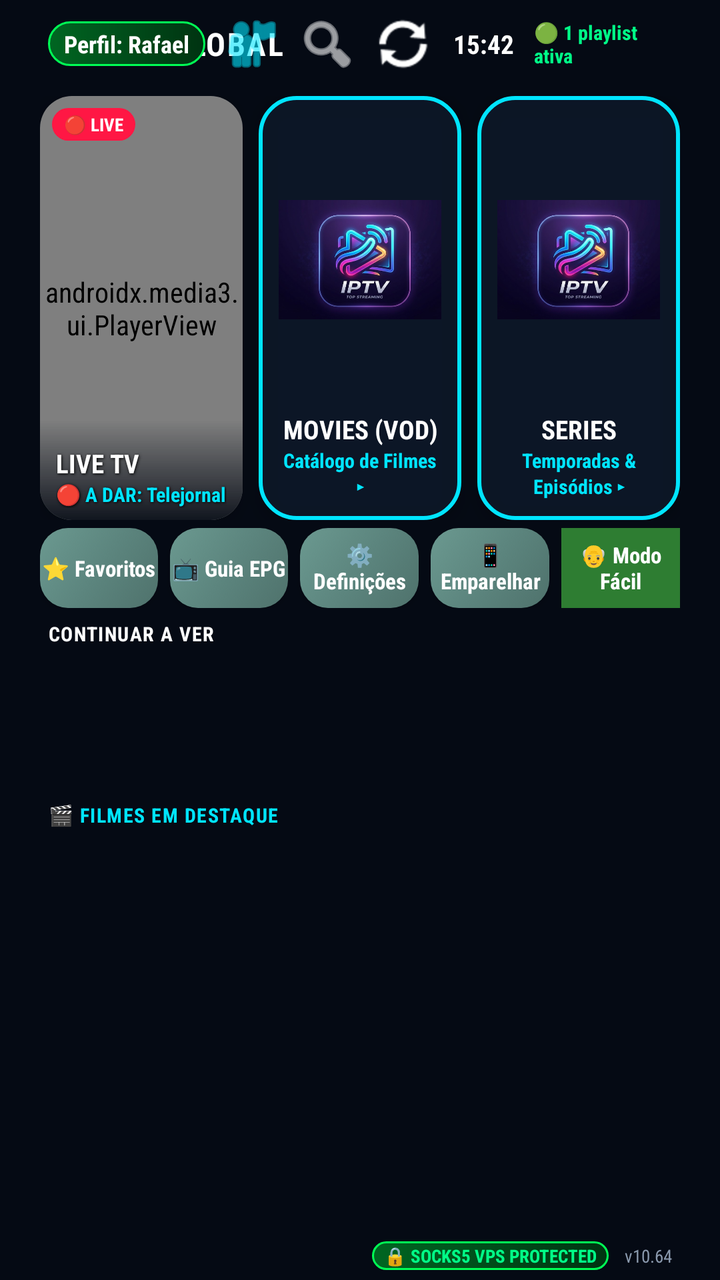
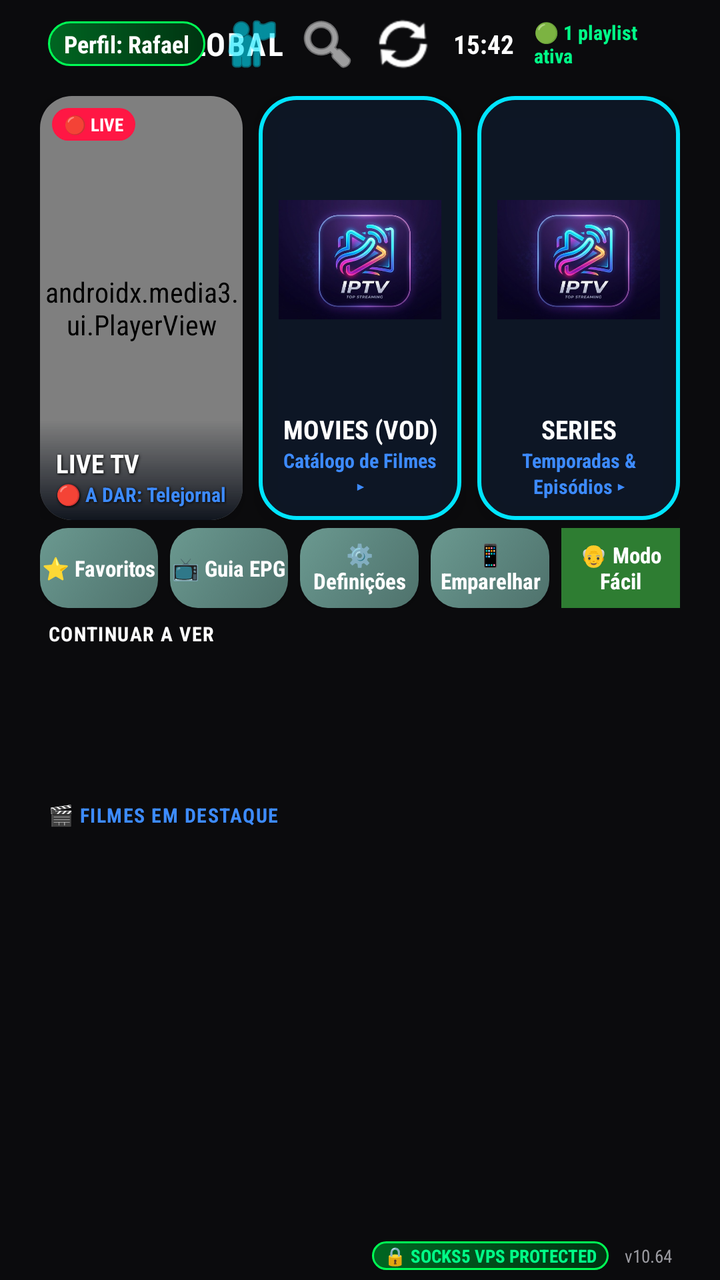

The first picture is an Android layout as it rendered before a commit; the second is the same layout after the commit. The layout source and the unified diff follow.
<!-- AndroidManifest.xml: application theme AppTheme -->
<!-- res/layout/activity_main.xml -->
<?xml version="1.0" encoding="utf-8"?>
<LinearLayout xmlns:android="http://schemas.android.com/apk/res/android"
    xmlns:app="http://schemas.android.com/apk/res-auto"
    xmlns:tools="http://schemas.android.com/tools"
    android:layout_width="match_parent"
    android:layout_height="match_parent"
    android:orientation="vertical"
    android:background="#050A14"
    tools:context=".MainActivity">

    
    <ImageView
        android:id="@+id/ivMainBackgroundBlur"
        android:layout_width="match_parent"
        android:layout_height="match_parent"
        android:scaleType="centerCrop"
        android:alpha="0.2"
        android:src="@drawable/logo"
        android:visibility="gone"/>

    
    <RelativeLayout
        android:id="@+id/headerBar"
        android:layout_width="match_parent"
        android:layout_height="44dp"
        android:paddingHorizontal="24dp">

        <LinearLayout
            android:id="@+id/llHeaderLogo"
            android:layout_width="wrap_content"
            android:layout_height="wrap_content"
            android:layout_centerVertical="true"
            android:orientation="horizontal"
            android:gravity="center_vertical">

            <TextView
                android:layout_width="wrap_content"
                android:layout_height="wrap_content"
                android:text="▼ IPTV "
                android:textColor="#00E5FF"
                android:textSize="16sp"
                android:textStyle="bold"
                android:letterSpacing="0.05" />

            <TextView
                android:layout_width="wrap_content"
                android:layout_height="wrap_content"
                android:text="GLOBAL"
                android:textColor="#FFFFFF"
                android:textSize="16sp"
                android:textStyle="bold"
                android:letterSpacing="0.05" />
        </LinearLayout>

        <LinearLayout
            android:layout_width="wrap_content"
            android:layout_height="wrap_content"
            android:layout_alignParentEnd="true"
            android:layout_centerVertical="true"
            android:orientation="horizontal"
            android:gravity="center_vertical">

            <TextView
                android:id="@+id/tvUserLogged"
                android:layout_width="wrap_content"
                android:layout_height="wrap_content"
                android:text="Perfil: Rafael"
                android:textColor="#FFFFFF"
                android:textSize="12sp"
                android:textStyle="bold"
                android:paddingHorizontal="8dp"
                android:paddingVertical="3dp"
                android:background="@drawable/bg_vpn_badge" />

            <ImageButton
                android:id="@+id/btnSwitchUser"
                android:layout_width="30dp"
                android:layout_height="30dp"
                android:layout_marginStart="8dp"
                android:background="?attr/selectableItemBackgroundBorderless"
                android:src="@android:drawable/ic_menu_myplaces"
                app:tint="#00E5FF"
                android:contentDescription="Mudar Utilizador"
                android:focusable="true" />

            <ImageButton
                android:id="@+id/btnSearch"
                android:layout_width="30dp"
                android:layout_height="30dp"
                android:layout_marginStart="8dp"
                android:background="?attr/selectableItemBackgroundBorderless"
                android:src="@android:drawable/ic_menu_search"
                app:tint="#FFFFFF"
                android:contentDescription="Pesquisar"
                android:focusable="true" />

            <ImageButton
                android:id="@+id/btnRefresh"
                android:layout_width="30dp"
                android:layout_height="30dp"
                android:layout_marginStart="8dp"
                android:background="?attr/selectableItemBackgroundBorderless"
                android:src="@android:drawable/ic_popup_sync"
                app:tint="#FFFFFF"
                android:contentDescription="Atualizar"
                android:focusable="true" />

            <TextView
                android:id="@+id/tvClock"
                android:layout_width="wrap_content"
                android:layout_height="wrap_content"
                android:layout_marginStart="10dp"
                android:text="15:42"
                android:textColor="#FFFFFF"
                android:textSize="13sp"
                android:textStyle="bold" />

            <TextView
                android:id="@+id/tvPlaylistStatus"
                android:layout_width="wrap_content"
                android:layout_height="wrap_content"
                android:layout_marginStart="10dp"
                android:text="🟢 1 playlist ativa"
                android:textColor="#00FF88"
                android:textSize="10sp"
                android:textStyle="bold" />
        </LinearLayout>
    </RelativeLayout>

    
    <LinearLayout
        android:id="@+id/gridHeroCards"
        android:layout_width="match_parent"
        android:layout_height="220dp"
        android:orientation="horizontal"
        android:paddingHorizontal="20dp"
        android:paddingTop="4dp"
        android:paddingBottom="4dp"
        android:weightSum="3">

        
        <androidx.cardview.widget.CardView
            android:id="@+id/cardTv"
            android:layout_width="0dp"
            android:layout_height="match_parent"
            android:layout_weight="1"
            android:layout_marginEnd="8dp"
            app:cardCornerRadius="16dp"
            app:cardBackgroundColor="#0A1929"
            app:cardElevation="6dp"
            android:focusable="true"
            android:clickable="true"
            android:descendantFocusability="blocksDescendants"
            android:nextFocusDown="@+id/btnQuickFavorites"
            android:foreground="?attr/selectableItemBackground"
            android:stateListAnimator="@animator/selector_item_scale">

            <RelativeLayout
                android:layout_width="match_parent"
                android:layout_height="match_parent">

                
                <androidx.media3.ui.PlayerView
                    android:id="@+id/miniPlayerView"
                    android:layout_width="match_parent"
                    android:layout_height="match_parent"
                    app:use_controller="false"
                    app:surface_type="texture_view"
                    app:resize_mode="zoom" />

                
                <View
                    android:layout_width="match_parent"
                    android:layout_height="50dp"
                    android:layout_alignParentBottom="true"
                    android:background="@drawable/bg_gradient_card_overlay" />

                
                <TextView
                    android:id="@+id/tvLiveBadge"
                    android:layout_width="wrap_content"
                    android:layout_height="wrap_content"
                    android:layout_alignParentTop="true"
                    android:layout_alignParentStart="true"
                    android:layout_margin="6dp"
                    android:text="🔴 LIVE"
                    android:textColor="#FFFFFF"
                    android:textSize="9sp"
                    android:textStyle="bold"
                    android:paddingHorizontal="6dp"
                    android:paddingVertical="2dp"
                    android:background="@drawable/bg_live_badge" />

                
                <TextView
                    android:id="@+id/tvTitleTv"
                    android:layout_width="match_parent"
                    android:layout_height="wrap_content"
                    android:layout_above="@id/tvSubTv"
                    android:layout_marginHorizontal="8dp"
                    android:text="LIVE TV"
                    android:textColor="#FFFFFF"
                    android:textSize="13sp"
                    android:textStyle="bold"
                    android:gravity="start"
                    android:maxLines="1"
                    android:ellipsize="end"
                    android:shadowColor="#000000"
                    android:shadowDx="1"
                    android:shadowDy="1"
                    android:shadowRadius="3" />

                
                <TextView
                    android:id="@+id/tvSubTv"
                    android:layout_width="match_parent"
                    android:layout_height="wrap_content"
                    android:layout_alignParentBottom="true"
                    android:layout_marginHorizontal="8dp"
                    android:layout_marginBottom="6dp"
                    android:text="🔴 A DAR: Telejornal"
                    android:textColor="#00E5FF"
                    android:textSize="10sp"
                    android:textStyle="bold"
                    android:gravity="start"
                    android:maxLines="1"
                    android:ellipsize="end"
                    android:shadowColor="#000000"
                    android:shadowDx="1"
                    android:shadowDy="1"
                    android:shadowRadius="3" />
            </RelativeLayout>
        </androidx.cardview.widget.CardView>

        
        <androidx.cardview.widget.CardView
            android:id="@+id/cardFilmes"
            android:layout_width="0dp"
            android:layout_height="match_parent"
            android:layout_weight="1"
            android:layout_marginEnd="8dp"
            app:cardCornerRadius="16dp"
            app:cardBackgroundColor="#00000000"
            app:cardElevation="6dp"
            android:focusable="true"
            android:clickable="true"
            android:descendantFocusability="blocksDescendants"
            android:nextFocusDown="@+id/btnQuickEpg"
            android:foreground="?attr/selectableItemBackground"
            android:stateListAnimator="@animator/selector_item_scale">

            <RelativeLayout
                android:layout_width="match_parent"
                android:layout_height="match_parent"
                android:background="@drawable/bg_neon_card_cyan"
                android:padding="10dp">

                <ImageView
                    android:id="@+id/ivCardFilmesBg"
                    android:layout_width="match_parent"
                    android:layout_height="match_parent"
                    android:layout_above="@id/tvTitleFilmes"
                    android:layout_marginBottom="4dp"
                    android:scaleType="fitCenter"
                    android:src="@drawable/logo" />

                <TextView
                    android:id="@+id/tvTitleFilmes"
                    android:layout_width="match_parent"
                    android:layout_height="wrap_content"
                    android:layout_above="@id/tvSubFilmes"
                    android:text="MOVIES (VOD)"
                    android:textColor="#FFFFFF"
                    android:textSize="13sp"
                    android:textStyle="bold"
                    android:gravity="center"
                    android:maxLines="1"
                    android:ellipsize="end" />

                <TextView
                    android:id="@+id/tvSubFilmes"
                    android:layout_width="match_parent"
                    android:layout_height="wrap_content"
                    android:layout_alignParentBottom="true"
                    android:text="Catálogo de Filmes ▸"
                    android:textColor="#00E5FF"
                    android:textSize="10sp"
                    android:textStyle="bold"
                    android:gravity="center" />
            </RelativeLayout>
        </androidx.cardview.widget.CardView>

        
        <androidx.cardview.widget.CardView
            android:id="@+id/cardSeries"
            android:layout_width="0dp"
            android:layout_height="match_parent"
            android:layout_weight="1"
            app:cardCornerRadius="16dp"
            app:cardBackgroundColor="#00000000"
            app:cardElevation="6dp"
            android:focusable="true"
            android:clickable="true"
            android:descendantFocusability="blocksDescendants"
            android:nextFocusDown="@+id/btnQuickCatchup"
            android:foreground="?attr/selectableItemBackground"
            android:stateListAnimator="@animator/selector_item_scale">

            <RelativeLayout
                android:layout_width="match_parent"
                android:layout_height="match_parent"
                android:background="@drawable/bg_neon_card_cyan"
                android:padding="10dp">

                <ImageView
                    android:id="@+id/ivCardSeriesBg"
                    android:layout_width="match_parent"
                    android:layout_height="match_parent"
                    android:layout_above="@id/tvTitleSeries"
                    android:layout_marginBottom="4dp"
                    android:scaleType="fitCenter"
                    android:src="@drawable/logo" />

                <TextView
                    android:id="@+id/tvTitleSeries"
                    android:layout_width="match_parent"
                    android:layout_height="wrap_content"
                    android:layout_above="@id/tvSubSeries"
                    android:text="SERIES"
                    android:textColor="#FFFFFF"
                    android:textSize="13sp"
                    android:textStyle="bold"
                    android:gravity="center"
                    android:maxLines="1"
                    android:ellipsize="end" />

                <TextView
                    android:id="@+id/tvSubSeries"
                    android:layout_width="match_parent"
                    android:layout_height="wrap_content"
                    android:layout_alignParentBottom="true"
                    android:text="Temporadas &amp; Episódios ▸"
                    android:textColor="#00E5FF"
                    android:textSize="10sp"
                    android:textStyle="bold"
                    android:gravity="center" />
            </RelativeLayout>
        </androidx.cardview.widget.CardView>
    </LinearLayout>

    
    <LinearLayout
        android:id="@+id/llQuickAccessBar"
        android:layout_width="match_parent"
        android:layout_height="40dp"
        android:orientation="horizontal"
        android:paddingHorizontal="20dp"
        android:layout_marginBottom="6dp"
        android:weightSum="5"
        android:descendantFocusability="afterDescendants"
        android:focusable="false">

        <Button
            android:id="@+id/btnQuickFavorites"
            android:layout_width="0dp"
            android:layout_height="match_parent"
            android:layout_weight="1"
            android:layout_marginEnd="6dp"
            android:background="@drawable/bg_smarters_sage"
            android:text="⭐ Favoritos"
            android:textColor="#FFFFFF"
            android:textSize="11sp"
            android:textStyle="bold"
            android:textAllCaps="false"
            android:focusable="true"
            android:clickable="true"
            android:nextFocusUp="@id/cardTv"
            android:nextFocusDown="@id/rvContinueWatching"
            android:nextFocusRight="@id/btnQuickEpg" />

        <Button
            android:id="@+id/btnQuickEpg"
            android:layout_width="0dp"
            android:layout_height="match_parent"
            android:layout_weight="1"
            android:layout_marginEnd="6dp"
            android:background="@drawable/bg_smarters_sage"
            android:text="📺 Guia EPG"
            android:textColor="#FFFFFF"
            android:textSize="11sp"
            android:textStyle="bold"
            android:textAllCaps="false"
            android:focusable="true"
            android:clickable="true"
            android:nextFocusUp="@id/cardFilmes"
            android:nextFocusDown="@id/rvContinueWatching"
            android:nextFocusLeft="@id/btnQuickFavorites"
            android:nextFocusRight="@id/btnQuickSettings" />

        <Button
            android:id="@+id/btnQuickSettings"
            android:layout_width="0dp"
            android:layout_height="match_parent"
            android:layout_weight="1"
            android:layout_marginEnd="6dp"
            android:background="@drawable/bg_smarters_sage"
            android:text="⚙️ Definições"
            android:textColor="#FFFFFF"
            android:textSize="11sp"
            android:textStyle="bold"
            android:textAllCaps="false"
            android:focusable="true"
            android:clickable="true"
            android:nextFocusUp="@id/cardFilmes"
            android:nextFocusDown="@id/rvContinueWatching"
            android:nextFocusLeft="@id/btnQuickEpg"
            android:nextFocusRight="@id/btnQuickRadios" />

        

        
        <Button
            android:id="@+id/btnQuickRadios"
            android:layout_width="0dp"
            android:layout_height="match_parent"
            android:layout_weight="1"
            android:layout_marginEnd="6dp"
            android:background="@drawable/bg_smarters_sage"
            android:text="📱 Emparelhar"
            android:textColor="#FFFFFF"
            android:textSize="11sp"
            android:textStyle="bold"
            android:textAllCaps="false"
            android:focusable="true"
            android:clickable="true"
            android:nextFocusUp="@id/cardSeries"
            android:nextFocusDown="@id/rvContinueWatching"
            android:nextFocusLeft="@id/btnQuickSettings"
            android:nextFocusRight="@id/btnQuickCatchup" />

        <Button
            android:id="@+id/btnQuickCatchup"
            android:layout_width="0dp"
            android:layout_height="match_parent"
            android:layout_weight="1"
            android:background="#2E7D32"
            android:text="👴 Modo Fácil"
            android:textColor="#FFFFFF"
            android:textSize="11sp"
            android:textStyle="bold"
            android:textAllCaps="false"
            android:focusable="true"
            android:clickable="true"
            android:nextFocusUp="@id/cardSeries"
            android:nextFocusDown="@id/rvContinueWatching"
            android:nextFocusLeft="@id/btnQuickRadios" />
    </LinearLayout>

    
    
    <TextView
        android:id="@+id/tvContinueTitleHeader"
        android:layout_width="wrap_content"
        android:layout_height="wrap_content"
        android:text="CONTINUAR A VER"
        android:textColor="#FFFFFF"
        android:textSize="10sp"
        android:textStyle="bold"
        android:letterSpacing="0.05"
        android:layout_marginStart="24dp"
        android:layout_marginBottom="2dp" />

    <androidx.recyclerview.widget.RecyclerView
        android:id="@+id/rvContinueWatching"
        android:layout_width="match_parent"
        android:layout_height="65dp"
        android:orientation="horizontal"
        android:paddingHorizontal="20dp"
        android:layout_marginBottom="10dp" />

    
    <TextView
        android:id="@+id/tvFeaturedTitleHeader"
        android:layout_width="wrap_content"
        android:layout_height="wrap_content"
        android:text="🎬 FILMES EM DESTAQUE"
        android:textColor="#00E5FF"
        android:textSize="10sp"
        android:textStyle="bold"
        android:letterSpacing="0.05"
        android:layout_marginStart="24dp"
        android:layout_marginBottom="2dp" />

    <androidx.recyclerview.widget.RecyclerView
        android:id="@+id/rvFeaturedMovies"
        android:layout_width="match_parent"
        android:layout_height="140dp"
        android:orientation="horizontal"
        android:paddingHorizontal="20dp"
        android:layout_marginBottom="10dp" />

    <View
        android:layout_width="match_parent"
        android:layout_height="0dp"
        android:layout_weight="1" />

    
    <RelativeLayout
        android:id="@+id/footerBar"
        android:layout_width="match_parent"
        android:layout_height="24dp"
        android:paddingHorizontal="24dp">

        <TextView
            android:id="@+id/tvVencimento"
            android:visibility="gone"
            android:layout_width="wrap_content"
            android:layout_height="wrap_content"
            android:layout_alignParentStart="true"
            android:layout_centerVertical="true"
            android:text="Validade : Ilimitado"
            android:textColor="#8A99AD"
            android:textSize="10sp" />

        <LinearLayout
            android:layout_width="wrap_content"
            android:layout_height="wrap_content"
            android:layout_alignParentEnd="true"
            android:layout_centerVertical="true"
            android:orientation="horizontal"
            android:gravity="center_vertical">

            <TextView
                android:layout_width="wrap_content"
                android:layout_height="wrap_content"
                android:text="🔒 SOCKS5 VPS PROTECTED"
                android:textColor="#00FF88"
                android:textSize="9sp"
                android:textStyle="bold"
                android:paddingHorizontal="6dp"
                android:paddingVertical="1dp"
                android:background="@drawable/bg_vpn_badge" />

            <TextView
                android:layout_width="wrap_content"
                android:layout_height="wrap_content"
                android:layout_marginStart="8dp"
                android:text="v10.64"
                android:textColor="#8A99AD"
                android:textSize="9sp" />
        </LinearLayout>
    </RelativeLayout>

</LinearLayout>
<!-- resources referenced by this layout -->
<resources>
  <!-- drawable bg_gradient_card_overlay (drawable) -->
  <?xml version="1.0" encoding="utf-8"?>
  <shape xmlns:android="http://schemas.android.com/apk/res/android"
      android:shape="rectangle">
      <gradient
          android:angle="270"
          android:startColor="#00000000"
          android:endColor="#E6050A14"
          android:type="linear" />
  </shape>
  <!-- drawable bg_live_badge (drawable) -->
  <?xml version="1.0" encoding="utf-8"?>
  <shape xmlns:android="http://schemas.android.com/apk/res/android"
      android:shape="rectangle">
      <solid android:color="#FF1744" />
      <corners android:radius="12dp" />
  </shape>
  <!-- drawable bg_neon_card_cyan (drawable) -->
  <?xml version="1.0" encoding="utf-8"?>
  <shape xmlns:android="http://schemas.android.com/apk/res/android"
      android:shape="rectangle">
      <solid android:color="#CC0E1A2B" />
      <stroke
          android:width="2dp"
          android:color="#00E5FF" />
      <corners android:radius="18dp" />
  </shape>
  <!-- drawable bg_smarters_sage (drawable) -->
  <?xml version="1.0" encoding="utf-8"?>
  <selector xmlns:android="http://schemas.android.com/apk/res/android">
      <item android:state_focused="true">
          <shape android:shape="rectangle">
              <gradient android:angle="135" android:startColor="#80C8B8" android:centerColor="#95DED1" android:endColor="#AAEBDC" android:type="linear" />
              <corners android:radius="14dp" />
              <stroke android:width="2dp" android:color="#FFFFFF" />
          </shape>
      </item>
      <item>
          <shape android:shape="rectangle">
              <gradient android:angle="135" android:startColor="#4F726C" android:centerColor="#5C857E" android:endColor="#6B9990" android:type="linear" />
              <corners android:radius="14dp" />
          </shape>
      </item>
  </selector>
  <!-- drawable bg_vpn_badge (drawable) -->
  <?xml version="1.0" encoding="utf-8"?>
  <shape xmlns:android="http://schemas.android.com/apk/res/android" android:shape="rectangle">
      <gradient android:startColor="#006622" android:endColor="#003311" android:angle="0"/>
      <corners android:radius="16dp"/>
      <stroke android:width="1dp" android:color="#00FF55"/>
  </shape>
  <!-- drawable logo: png bitmap (drawable, 182814 bytes) -->
  <style name="AppTheme" parent="Theme.AppCompat.NoActionBar">
          <item name="android:fontFamily">sans-serif-condensed</item>
      </style>
</resources>

<!-- the commit's change to res/layout/activity_main.xml (unified diff, before → after) -->
@@ -5,7 +5,7 @@
     android:layout_width="match_parent"
     android:layout_height="match_parent"
     android:orientation="vertical"
-    android:background="#050A14"
+    android:background="@color/bg_primary"
     tools:context=".MainActivity">
 
     
@@ -37,7 +37,7 @@
                 android:layout_width="wrap_content"
                 android:layout_height="wrap_content"
                 android:text="▼ IPTV "
-                android:textColor="#00E5FF"
+                android:textColor="@color/accent"
                 android:textSize="16sp"
                 android:textStyle="bold"
                 android:letterSpacing="0.05" />
@@ -146,7 +146,7 @@
             android:layout_weight="1"
             android:layout_marginEnd="8dp"
             app:cardCornerRadius="16dp"
-            app:cardBackgroundColor="#0A1929"
+            app:cardBackgroundColor="@color/bg_elevated"
             app:cardElevation="6dp"
             android:focusable="true"
             android:clickable="true"
@@ -219,7 +219,7 @@
                     android:layout_marginHorizontal="8dp"
                     android:layout_marginBottom="6dp"
                     android:text="🔴 A DAR: Telejornal"
-                    android:textColor="#00E5FF"
+                    android:textColor="@color/accent"
                     android:textSize="10sp"
                     android:textStyle="bold"
                     android:gravity="start"
@@ -283,7 +283,7 @@
                     android:layout_height="wrap_content"
                     android:layout_alignParentBottom="true"
                     android:text="Catálogo de Filmes ▸"
-                    android:textColor="#00E5FF"
+                    android:textColor="@color/accent"
                     android:textSize="10sp"
                     android:textStyle="bold"
                     android:gravity="center" />
@@ -340,7 +340,7 @@
                     android:layout_height="wrap_content"
                     android:layout_alignParentBottom="true"
                     android:text="Temporadas &amp; Episódios ▸"
-                    android:textColor="#00E5FF"
+                    android:textColor="@color/accent"
                     android:textSize="10sp"
                     android:textStyle="bold"
                     android:gravity="center" />
@@ -484,7 +484,7 @@
         android:layout_width="wrap_content"
         android:layout_height="wrap_content"
         android:text="🎬 FILMES EM DESTAQUE"
-        android:textColor="#00E5FF"
+        android:textColor="@color/accent"
         android:textSize="10sp"
         android:textStyle="bold"
         android:letterSpacing="0.05"
@@ -519,7 +519,7 @@
             android:layout_alignParentStart="true"
             android:layout_centerVertical="true"
             android:text="Validade : Ilimitado"
-            android:textColor="#8A99AD"
+            android:textColor="@color/text_secondary"
             android:textSize="10sp" />
 
         <LinearLayout
@@ -546,7 +546,7 @@
                 android:layout_height="wrap_content"
                 android:layout_marginStart="8dp"
                 android:text="v10.64"
-                android:textColor="#8A99AD"
+                android:textColor="@color/text_secondary"
                 android:textSize="9sp" />
         </LinearLayout>
     </RelativeLayout>
<!-- resource entries referenced after the edit -->
@@ -1,5 +1,9 @@
 <!-- resources referenced by this layout -->
 <resources>
+  <color name="accent">#3D8BFF</color>
+  <color name="bg_elevated">#1A1A1C</color>
+  <color name="bg_primary">#0B0B0D</color>
+  <color name="text_secondary">#9B9BA1</color>
   <!-- drawable bg_gradient_card_overlay (drawable) -->
   <?xml version="1.0" encoding="utf-8"?>
   <shape xmlns:android="http://schemas.android.com/apk/res/android"
@@ -54,6 +58,20 @@
   <!-- drawable logo: png bitmap (drawable, 182814 bytes) -->
   <style name="AppTheme" parent="Theme.AppCompat.NoActionBar">
           <item name="android:fontFamily">sans-serif-condensed</item>
+          <item name="android:windowAnimationStyle">@style/AppWindowTransition</item>
+          <item name="android:windowBackground">@color/bg_primary</item>
+          <item name="colorPrimary">@color/bg_elevated</item>
+          <item name="colorPrimaryDark">@color/bg_primary</item>
+          <item name="colorAccent">@color/accent</item>
+          <item name="android:textColorPrimary">@color/text_primary</item>
+          <item name="android:textColorSecondary">@color/text_secondary</item>
       </style>
+  <style name="AppWindowTransition" parent="android:Animation.Activity">
+          <item name="android:activityOpenEnterAnimation">@anim/fade_in</item>
+          <item name="android:activityOpenExitAnimation">@anim/fade_out</item>
+          <item name="android:activityCloseEnterAnimation">@anim/fade_in</item>
+          <item name="android:activityCloseExitAnimation">@anim/fade_out</item>
+      </style>
+  <color name="text_primary">#FFFFFF</color>
 </resources>
 
